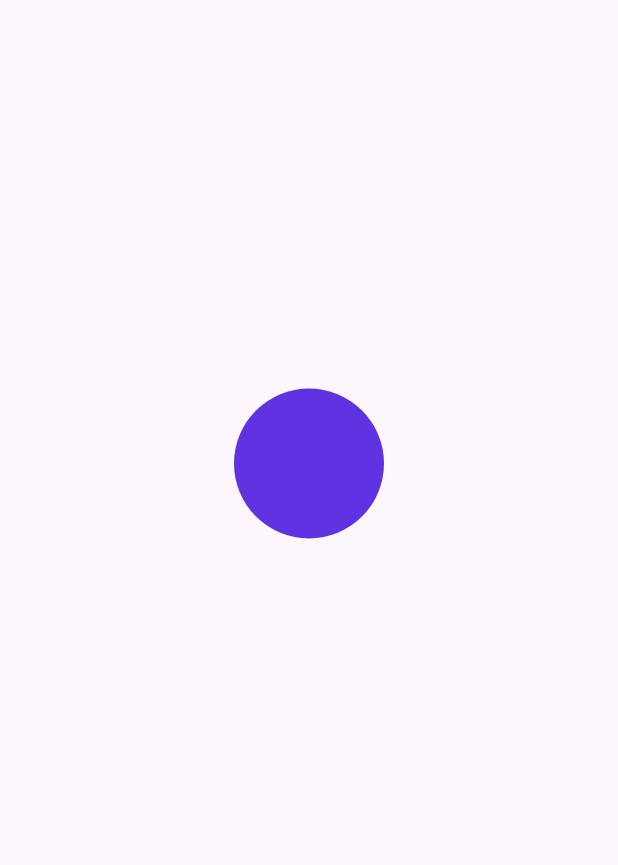
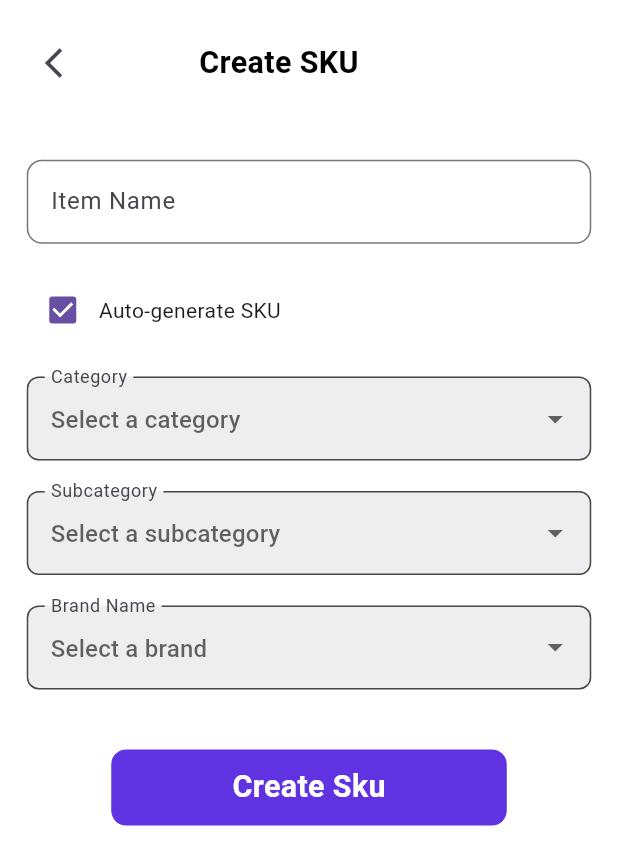
Before and after one commit to kareemtoson12/ERBTask, a Flutter app: the screen it shows after launch, on a phone screen of 412 x 824 dp. Shown: the top 865 px of the screen. Run offline on Flutter 3.47's test engine with Material 3 defaults, Android fonts, the phone set to English and light mode, and no system bars; our stand-ins replace bloc, flutter_bloc, flutter_screenutil, get_it, sqflite; accounts and stored records are empty.

Commit message:
create sku done

```diff
--- a/lib/app/di.dart
+++ b/lib/app/di.dart
@@ -1,6 +1,8 @@
 import 'package:get_it/get_it.dart';
 import 'package:task/data/DAO/Branch_dao.dart';
+import 'package:task/data/DAO/sku_inventory_dao.dart';
 import 'package:task/presentaion/create_branch/cubit/branch_cubit.dart';
+import 'package:task/presentaion/create_sku.dart/cubit/inventory_cubit.dart';
 
 final getit = GetIt.instance;
 
@@ -10,4 +12,11 @@ Future<void> setUpGetIt() async {
 
   //create a new Brach
   getit.registerFactory<BranchCubit>(() => BranchCubit(getit<BranchDao>()));
+  //create sku dao
+
+  getit.registerFactory<InventoryDao>(() => InventoryDao());
+  //create a new Sku
+  getit.registerFactory<InventoryCubit>(
+    () => InventoryCubit(getit<InventoryDao>()),
+  );
 }
--- a/lib/app/routing/app_routes.dart
+++ b/lib/app/routing/app_routes.dart
@@ -1,6 +1,7 @@
 import 'package:flutter/material.dart';
 import 'package:task/app/routing/routing.dart';
 import 'package:task/presentaion/create_branch/create_brach_view.dart';
+import 'package:task/presentaion/create_sku.dart/create_sku_view.dart';
 import 'package:task/presentaion/splash/splash_view.dart';
 import 'package:task/presentaion/home.dart';
 
@@ -13,6 +14,8 @@ class AppRoutes {
         return MaterialPageRoute(builder: (context) => CreateBranch());
       case Routes.splash:
         return MaterialPageRoute(builder: (context) => SplashScreen());
+      case Routes.createSku:
+        return MaterialPageRoute(builder: (context) => SkuCreationScreen());
 
       default:
         return null;
--- a/lib/app/routing/routing.dart
+++ b/lib/app/routing/routing.dart
@@ -2,4 +2,5 @@ class Routes {
   static const String home = '/Homescreen';
   static const String createBranch = '/CreateBrach';
   static const String splash = '/SplashScreen';
+  static const String createSku = '/SkuCreationScreen';
 }
--- /dev/null
+++ b/lib/data/DAO/sku_inventory_dao.dart
@@ -0,0 +1,37 @@
+import 'package:sqflite/sqflite.dart';
+import 'package:task/data/data_source/local_data_base.dart';
+import 'package:task/domain/models/inventory_item.dart';
+
+class InventoryDao {
+  final Future<Database> _database = DatabaseHelper.instance.database;
+
+  Future<int> insertItem(InventoryItem item) async {
+    final db = await _database;
+    return await db.insert(
+      'inventory_items',
+      item.toJson(),
+      conflictAlgorithm: ConflictAlgorithm.replace,
+    );
+  }
+
+  Future<List<InventoryItem>> getAllItems() async {
+    final db = await _database;
+    final List<Map<String, dynamic>> maps = await db.query('inventory_items');
+    return maps.map((e) => InventoryItem.fromJson(e)).toList();
+  }
+
+  Future<int> updateItem(InventoryItem item) async {
+    final db = await _database;
+    return await db.update(
+      'inventory_items',
+      item.toJson(),
+      where: 'id = ?',
+      whereArgs: [item.id],
+    );
+  }
+
+  Future<int> deleteItem(int id) async {
+    final db = await _database;
+    return await db.delete('inventory_items', where: 'id = ?', whereArgs: [id]);
+  }
+}
--- a/lib/data/data_source/local_data_base.dart
+++ b/lib/data/data_source/local_data_base.dart
@@ -22,17 +22,42 @@ class DatabaseHelper {
     String path = join(await getDatabasesPath(), 'inventory.db');
     return await openDatabase(
       path,
-      version: 1,
+      version: 2,
       onCreate: (db, version) async {
         await db.execute('''
-          CREATE TABLE branches (
+        CREATE TABLE branches (
+          id INTEGER PRIMARY KEY AUTOINCREMENT,
+          name TEXT NOT NULL,
+          address TEXT NOT NULL,
+          email TEXT NOT NULL,
+          phoneNumber TEXT NOT NULL
+        )
+      ''');
+
+        await db.execute('''
+        CREATE TABLE inventory_items (
+          id INTEGER PRIMARY KEY AUTOINCREMENT,
+          name TEXT NOT NULL,
+          sku TEXT NOT NULL UNIQUE,
+          category TEXT NOT NULL,
+          subcategory TEXT NOT NULL,
+          brand TEXT NOT NULL
+        )
+      ''');
+      },
+      onUpgrade: (db, oldVersion, newVersion) async {
+        if (oldVersion < 2) {
+          await db.execute('''
+          CREATE TABLE inventory_items (
             id INTEGER PRIMARY KEY AUTOINCREMENT,
             name TEXT NOT NULL,
-            address TEXT NOT NULL,
-            email TEXT NOT NULL,
-            phoneNumber TEXT NOT NULL
+            sku TEXT NOT NULL UNIQUE,
+            category TEXT NOT NULL,
+            subcategory TEXT NOT NULL,
+            brand TEXT NOT NULL
           )
         ''');
+        }
       },
     );
   }
--- /dev/null
+++ b/lib/domain/models/inventory_item.dart
@@ -0,0 +1,39 @@
+class InventoryItem {
+  int? id;
+  String name;
+  String sku;
+  String category;
+  String subcategory;
+  String brand;
+
+  InventoryItem({
+    this.id,
+    required this.name,
+    required this.sku,
+    required this.category,
+    required this.subcategory,
+    required this.brand,
+  });
+
+  Map<String, dynamic> toJson() {
+    return {
+      'id': id,
+      'name': name,
+      'sku': sku,
+      'category': category,
+      'subcategory': subcategory,
+      'brand': brand,
+    };
+  }
+
+  factory InventoryItem.fromJson(Map<String, dynamic> json) {
+    return InventoryItem(
+      id: json['id'],
+      name: json['name'],
+      sku: json['sku'],
+      category: json['category'],
+      subcategory: json['subcategory'],
+      brand: json['brand'],
+    );
+  }
+}
--- a/lib/presentaion/create_branch/create_brach_view.dart
+++ b/lib/presentaion/create_branch/create_brach_view.dart
@@ -62,7 +62,7 @@ class _CreateBranchState extends State<CreateBranch> {
           decoration: InputDecoration(
             enabledBorder: OutlineInputBorder(
               borderRadius: BorderRadius.circular(10.0),
-              borderSide: const BorderSide(color: Colors.grey, width: 2.0),
+              borderSide: const BorderSide(color: Colors.grey, width: 1.5),
             ),
             labelText: 'e.g. ${label.split(' ')[0]}',
             border: OutlineInputBorder(
@@ -91,7 +91,7 @@ class _CreateBranchState extends State<CreateBranch> {
             child: Column(
               crossAxisAlignment: CrossAxisAlignment.start,
               children: [
-                header(context),
+                header(context, 'Create Branch'),
                 SizedBox(height: 30.h),
                 _buildTextField(
                   label: 'Branch Name',
--- a/lib/presentaion/create_branch/widget/header.dart
+++ b/lib/presentaion/create_branch/widget/header.dart
@@ -3,7 +3,7 @@ import 'package:flutter/widgets.dart';
 import 'package:flutter_screenutil/flutter_screenutil.dart';
 import 'package:task/app/styles/text_styles.dart';
 
-Widget header(BuildContext context) {
+Widget header(BuildContext context, String text) {
   return Row(
     children: [
       IconButton(
@@ -11,7 +11,7 @@ Widget header(BuildContext context) {
         onPressed: () => Navigator.pop(context),
       ),
       SizedBox(width: 60.dg),
-      Text('Create Branch', style: CustomstextStyels.font20blackBold),
+      Text(text, style: CustomstextStyels.font20blackBold),
     ],
   );
 }
--- /dev/null
+++ b/lib/presentaion/create_sku.dart/create_sku_view.dart
@@ -0,0 +1,206 @@
+import 'package:flutter/material.dart';
+import 'package:flutter_bloc/flutter_bloc.dart';
+import 'package:flutter_screenutil/flutter_screenutil.dart';
+import 'package:task/app/styles/colors_manager.dart';
+import 'package:task/presentaion/create_branch/cubit/branch_cubit.dart';
+import 'package:task/presentaion/create_branch/widget/header.dart';
+import 'package:task/presentaion/create_sku.dart/cubit/inventory_cubit.dart';
+import 'package:task/domain/models/inventory_item.dart';
+import 'package:task/presentaion/create_sku.dart/widgets/customsTextField.dart';
+
+class SkuCreationScreen extends StatefulWidget {
+  const SkuCreationScreen({super.key});
+
+  @override
+  _SkuCreationScreenState createState() => _SkuCreationScreenState();
+}
+
+class _SkuCreationScreenState extends State<SkuCreationScreen> {
+  final _formKey = GlobalKey<FormState>();
+  final TextEditingController _nameController = TextEditingController();
+  final TextEditingController _skuController = TextEditingController();
+  String? _selectedCategory;
+  String? _selectedSubcategory;
+  String? _selectedBrand;
+  bool _autoGenerateSku = true;
+
+  final List<String> categories = [
+    'Electronics',
+    'Clothing',
+    'Home Appliances',
+  ];
+  final List<String> subcategories = ['Phones', 'Laptops', 'Accessories'];
+  final List<String> brands = ['Apple', 'Samsung', 'Sony'];
+
+  String _generateSku(String name, String category, String brand) {
+    return '${name.substring(0, 3).toUpperCase()}-${category.substring(0, 3).toUpperCase()}-${brand.substring(0, 3).toUpperCase()}-${DateTime.now().millisecondsSinceEpoch % 10000}';
+  }
+
+  void _createSku() {
+    if (_formKey.currentState!.validate()) {
+      final sku =
+          _autoGenerateSku
+              ? _generateSku(
+                _nameController.text,
+                _selectedCategory ?? '',
+                _selectedBrand ?? '',
+              )
+              : _skuController.text;
+
+      final newItem = InventoryItem(
+        name: _nameController.text,
+        sku: sku,
+        category: _selectedCategory ?? '',
+        subcategory: _selectedSubcategory ?? '',
+        brand: _selectedBrand ?? '',
+      );
+
+      context.read<InventoryCubit>().addItem(newItem);
+    }
+  }
+
+  @override
+  Widget build(BuildContext context) {
+    return Scaffold(
+      backgroundColor: ColorsManger.secondColor,
+      body: SafeArea(
+        child: Padding(
+          padding: EdgeInsets.all(16.0.dg),
+          child: Form(
+            key: _formKey,
+            child: Column(
+              children: [
+                // Header
+                header(context, "Create SKU"),
+                SizedBox(height: 40.h),
+                // Item Name
+                CustomTextField(
+                  controller: _nameController,
+                  label: "Item Name",
+                  validator:
+                      (value) => value!.isEmpty ? 'Enter item name' : null,
+                ),
+                SizedBox(height: 10.h),
+                // Auto-generate SKU
+                Row(
+                  children: [
+                    Checkbox(
+                      value: _autoGenerateSku,
+                      onChanged: (value) {
+                        setState(() => _autoGenerateSku = value!);
+                      },
+                    ),
+                    const Text("Auto-generate SKU"),
+                  ],
+                ),
+                if (!_autoGenerateSku)
+                  CustomTextField(
+                    controller: _skuController,
+                    label: "SKU Code",
+                    validator:
+                        (value) => value!.isEmpty ? 'Enter SKU code' : null,
+                  ),
+                SizedBox(height: 20.h),
+                // Category Dropdown
+                DropdownButtonFormField<String>(
+                  value: _selectedCategory,
+                  items:
+                      categories
+                          .map(
+                            (category) => DropdownMenuItem(
+                              value: category,
+                              child: Text(category),
+                            ),
+                          )
+                          .toList(),
+                  onChanged:
+                      (value) => setState(() => _selectedCategory = value),
+                  decoration: InputDecoration(
+                    labelText: "Category",
+                    hintText: "Select a category",
+                    border: OutlineInputBorder(
+                      borderRadius: BorderRadius.circular(8.0),
+                    ),
+                    filled: true,
+                    fillColor: Colors.grey[200],
+                  ),
+                ),
+                SizedBox(height: 20.h),
+                // Subcategory Dropdown
+                DropdownButtonFormField<String>(
+                  value: _selectedSubcategory,
+                  items:
+                      subcategories
+                          .map(
+                            (subcategory) => DropdownMenuItem(
+                              value: subcategory,
+                              child: Text(subcategory),
+                            ),
+                          )
+                          .toList(),
+                  onChanged:
+                      (value) => setState(() => _selectedSubcategory = value),
+                  decoration: InputDecoration(
+                    labelText: "Subcategory",
+                    hintText: "Select a subcategory",
+                    border: OutlineInputBorder(
+                      borderRadius: BorderRadius.circular(8.0),
+                    ),
+                    filled: true,
+                    fillColor: Colors.grey[200],
+                  ),
+                ),
+                SizedBox(height: 20.h),
+                // Brand Name Dropdown
+                DropdownButtonFormField<String>(
+                  value: _selectedBrand,
+                  items:
+                      brands
+                          .map(
+                            (brand) => DropdownMenuItem(
+                              value: brand,
+                              child: Text(brand),
+                            ),
+                          )
+                          .toList(),
+                  onChanged: (value) => setState(() => _selectedBrand = value),
+                  decoration: InputDecoration(
+                    labelText: "Brand Name",
+                    hintText: "Select a brand",
+                    border: OutlineInputBorder(
+                      borderRadius: BorderRadius.circular(8.0),
+                    ),
+                    filled: true,
+                    fillColor: Colors.grey[200],
+                  ),
+                ),
+                const SizedBox(height: 40),
+                GestureDetector(
+                  onTap: _createSku,
+                  child: Container(
+                    width: 240.w,
+                    height: 50.h,
+                    decoration: BoxDecoration(
+                      color: ColorsManger.purbleColor,
+                      borderRadius: BorderRadius.circular(10.0),
+                    ),
+                    child: Center(
+                      child: Text(
+                        'Create Sku',
+                        style: TextStyle(
+                          color: Colors.white,
+                          fontSize: 20.sp,
+                          fontWeight: FontWeight.bold,
+                        ),
+                      ),
+                    ),
+                  ),
+                ),
+              ],
+            ),
+          ),
+        ),
+      ),
+    );
+  }
+}
--- /dev/null
+++ b/lib/presentaion/create_sku.dart/cubit/inventory_cubit.dart
@@ -0,0 +1,15 @@
+import 'package:flutter_bloc/flutter_bloc.dart';
+import 'package:task/data/DAO/sku_inventory_dao.dart';
+import 'package:task/domain/models/inventory_item.dart';
+
+class InventoryCubit extends Cubit<List<InventoryItem>> {
+  final InventoryDao _repository;
+
+  InventoryCubit(this._repository) : super([]);
+
+  Future<void> addItem(InventoryItem item) async {
+    await _repository.insertItem(item);
+    final updatedList = await _repository.getAllItems();
+    emit(updatedList);
+  }
+}
--- /dev/null
+++ b/lib/presentaion/create_sku.dart/cubit/inventory_state.dart
@@ -0,0 +1,5 @@
+part of 'inventory_cubit.dart';
+
+sealed class InventoryState {}
+
+final class InventoryInitial extends InventoryState {}
--- /dev/null
+++ b/lib/presentaion/create_sku.dart/display.dart
@@ -0,0 +1,33 @@
+import 'package:flutter/material.dart';
+import 'package:flutter_bloc/flutter_bloc.dart';
+import 'package:task/domain/models/inventory_item.dart';
+import 'package:task/presentaion/create_sku.dart/cubit/inventory_cubit.dart';
+
+class ProductListScreen extends StatelessWidget {
+  const ProductListScreen({super.key});
+
+  @override
+  Widget build(BuildContext context) {
+    return Scaffold(
+      appBar: AppBar(title: const Text("Product List")),
+      body: BlocBuilder<InventoryCubit, List<InventoryItem>>(
+        builder: (context, items) {
+          if (items.isEmpty) {
+            return const Center(child: Text("No items available"));
+          }
+
+          return ListView.builder(
+            itemCount: items.length,
+            itemBuilder: (context, index) {
+              final item = items[index];
+              return ListTile(
+                title: Text(item.name),
+                subtitle: Text("SKU: ${item.sku} - ${item.category}"),
+              );
+            },
+          );
+        },
+      ),
+    );
+  }
+}
--- /dev/null
+++ b/lib/presentaion/create_sku.dart/widgets/customsTextField.dart
@@ -0,0 +1,33 @@
+import 'package:flutter/material.dart';
+import 'package:flutter_screenutil/flutter_screenutil.dart';
+
+class CustomTextField extends StatelessWidget {
+  final TextEditingController controller;
+  final String label;
+  final String? Function(String?)? validator;
+  final bool isEnabled;
+
+  const CustomTextField({
+    super.key,
+    required this.controller,
+    required this.label,
+    this.validator,
+    this.isEnabled = true,
+  });
+
+  @override
+  Widget build(BuildContext context) {
+    return Padding(
+      padding: EdgeInsets.only(bottom: 10.h),
+      child: TextFormField(
+        controller: controller,
+        enabled: isEnabled,
+        decoration: InputDecoration(
+          labelText: label,
+          border: OutlineInputBorder(borderRadius: BorderRadius.circular(10.r)),
+        ),
+        validator: validator,
+      ),
+    );
+  }
+}
--- a/lib/task.dart
+++ b/lib/task.dart
@@ -6,6 +6,7 @@ import 'package:task/app/di.dart';
 import 'package:task/app/routing/app_routes.dart';
 import 'package:task/app/routing/routing.dart' show Routes;
 import 'package:task/presentaion/create_branch/cubit/branch_cubit.dart';
+import 'package:task/presentaion/create_sku.dart/cubit/inventory_cubit.dart';
 
 class Task extends StatelessWidget {
   final AppRoutes appRouter;
@@ -17,6 +18,9 @@ class Task extends StatelessWidget {
     return MultiBlocProvider(
       providers: [
         BlocProvider<BranchCubit>(create: (context) => BranchCubit(getit())),
+        BlocProvider<InventoryCubit>(
+          create: (context) => InventoryCubit(getit()),
+        ),
       ],
       child: ScreenUtilInit(
         designSize: const Size(375, 812),
@@ -25,7 +29,7 @@ class Task extends StatelessWidget {
         child: MaterialApp(
           debugShowCheckedModeBanner: false,
           onGenerateRoute: appRouter.generateRoute,
-          initialRoute: Routes.splash,
+          initialRoute: Routes.createSku,
           title: 'tasky',
         ),
       ),
```
